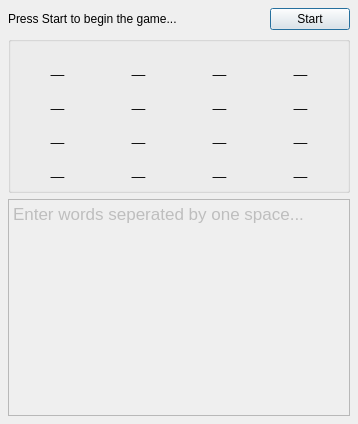
mt2d2/boggle, file sources/mainwindow.ui: the form before one commit.
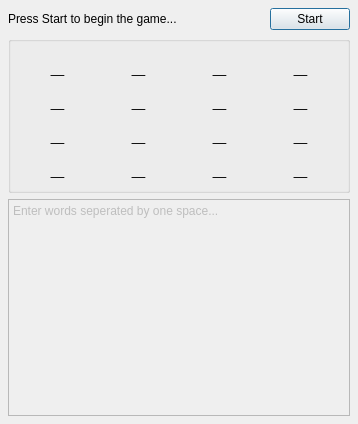
The form after the commit.

Commit message: Changed the rich text entry to a plain text one.

What changed in the file:
```diff
--- a/sources/mainwindow.ui
+++ b/sources/mainwindow.ui
@@ -404,7 +404,7 @@
       </widget>
      </item>
      <item>
-      <widget class="QTextEdit" name="wordEdit">
+      <widget class="QPlainTextEdit" name="wordEdit">
        <property name="enabled">
         <bool>false</bool>
        </property>
@@ -414,12 +414,8 @@
          <verstretch>0</verstretch>
         </sizepolicy>
        </property>
-       <property name="html">
-        <string>&lt;!DOCTYPE HTML PUBLIC &quot;-//W3C//DTD HTML 4.0//EN&quot; &quot;http://www.w3.org/TR/REC-html40/strict.dtd&quot;&gt;
-&lt;html&gt;&lt;head&gt;&lt;meta name=&quot;qrichtext&quot; content=&quot;1&quot; /&gt;&lt;style type=&quot;text/css&quot;&gt;
-p, li { white-space: pre-wrap; }
-&lt;/style&gt;&lt;/head&gt;&lt;body style=&quot; font-family:'Lucida Grande'; font-size:13pt; font-weight:400; font-style:normal;&quot;&gt;
-&lt;p style=&quot; margin-top:0px; margin-bottom:0px; margin-left:0px; margin-right:0px; -qt-block-indent:0; text-indent:0px;&quot;&gt;Enter words seperated by one space...&lt;/p&gt;&lt;/body&gt;&lt;/html&gt;</string>
+       <property name="plainText">
+        <string>Enter words seperated by one space...</string>
        </property>
       </widget>
      </item>
```
